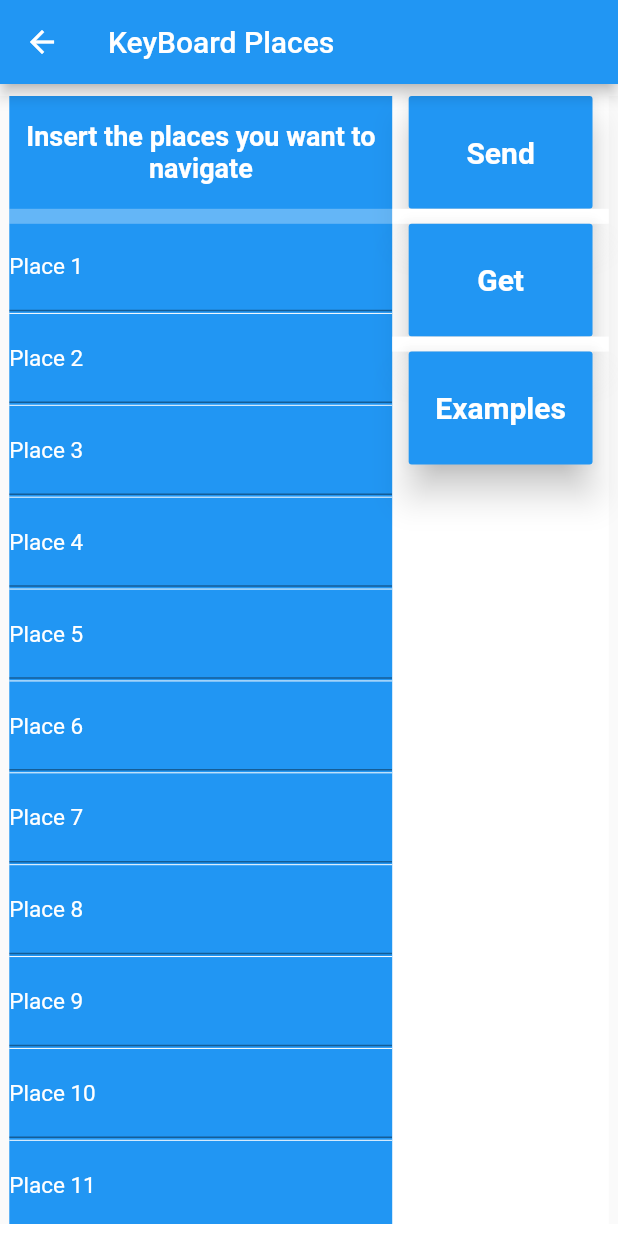
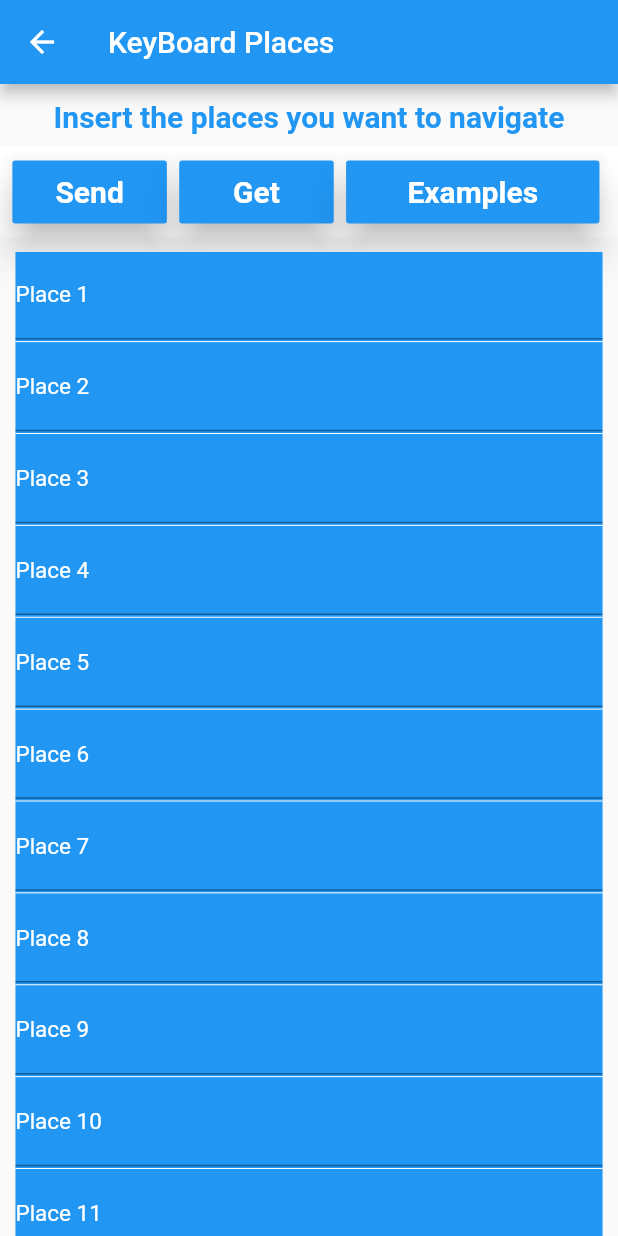
Before and after one commit to LiquidGalaxyLAB/Arduino-Controller, a Flutter app: the KeyBoardPage screen opened directly, on a phone screen of 412 x 824 dp. Run offline on Flutter 3.47's test engine with Material 2 defaults, Android fonts, the phone set to English and light mode, and no system bars; missing offline and left inert: dart:ffi, foldable_sidebar, swipedetector.

Commit message:
Layout modifications

```diff
--- a/arduino_lg_controller/lib/KeyBoard.dart
+++ b/arduino_lg_controller/lib/KeyBoard.dart
@@ -17,7 +17,90 @@ class KeyBoardPage extends StatelessWidget {
         height: size.height,
         child: Column(
           children: <Widget>[
-            Container(height: 8,color: Colors.white,),
+            Container(height: 2,color: Colors.white,),
+            Container(
+              width: size.width,
+              height: 40,
+              child: Center(
+                  child: Text("Insert the places you want to navigate",textAlign: TextAlign.center,
+                    style: TextStyle(
+                      color: Colors.blue,fontSize: 20,fontWeight: FontWeight.w700,
+                    ),
+                  )),
+            ),
+            Container(
+              width: size.width,
+              height: 60 ,
+              color: Colors.white,
+              child: LayoutBuilder(
+                builder: (_,constraints){
+                  return Row(
+                    children: <Widget>[
+                      Container(
+                        width: constraints.maxWidth*.02,
+                        height: constraints.maxHeight*.80,
+                      ),
+                      Container(
+                        child: SizedBox(
+                          child: RaisedButton(
+                            onPressed: (){ },
+                            child: Text("Send", style: TextStyle(
+                                color: Colors.white,fontSize: 20,fontWeight: FontWeight.w700),
+                            ),
+                            color: Colors.blue,
+                            elevation: 10,
+                          ),
+                        ),
+                        width: constraints.maxWidth*.25,
+                        height: constraints.maxHeight*.70,
+                      ),
+                      Container(
+                        width: constraints.maxWidth*.02,
+                        height: constraints.maxHeight*.80,
+                      ),
+                      Container(
+                        child: SizedBox(
+                          child: RaisedButton(
+                            onPressed: (){ },
+                            child: Text("Get", style: TextStyle(
+                                color: Colors.white,fontSize: 20,fontWeight: FontWeight.w700),
+                            ),
+                            color: Colors.blue,
+                            elevation: 10,
+                          ),
+                        ),
+                        width: constraints.maxWidth*.25,
+                        height: constraints.maxHeight*.70,
+                      ),
+                      Container(
+                        width: constraints.maxWidth*.02,
+                        height: constraints.maxHeight*.80,
+                      ),
+                      Container(
+                        child: SizedBox(
+                          child: RaisedButton(
+                            onPressed: (){ },
+                            child: Text("Examples", style: TextStyle(
+                                color: Colors.white,fontSize: 20,fontWeight: FontWeight.w700),
+                            ),
+                            color: Colors.blue,
+                            elevation: 10,
+                          ),
+                        ),
+                        width: constraints.maxWidth*.41,
+                        height: constraints.maxHeight*.70,
+                      )
+                    ],
+
+                  );
+                },
+              ),
+              //child: IconButton(icon: Icon(Icons.send,color: Colors.blue,size: 35,), onPressed: (){}),
+            ),
+            Container(
+              width: 20,
+              height: 10,
+            ),
             Expanded(
               child: Container(
                 child: LayoutBuilder(
@@ -27,34 +110,11 @@ class KeyBoardPage extends StatelessWidget {
                       crossAxisAlignment: CrossAxisAlignment.center,
                       children: <Widget>[
                         Container(
-                          width: 0.03,
-                          height: constraints.maxHeight ,
-                          color: Colors.white,
-                        ),
-                        Container(
-                          width: constraints.maxWidth*.62,
+                          width: constraints.maxWidth*.95,
                           height: constraints.maxHeight,
                           color: Colors.blue,
                           child: ListView(
                             children: <Widget>[
-                              Container(
-                                height: constraints.maxHeight* .1,
-                                child: Center(
-                                    child: Text("Insert the places you want to navigate",textAlign: TextAlign.center,
-                                    style: TextStyle(
-                                      color: Colors.white,fontSize: 18,fontWeight: FontWeight.w700,
-                                    ),
-                                    )),
-                              ),
-                              Container(
-                                color: Colors.white30,
-                                width: size.width,
-                                height: 10,
-                              ),
-                              //Divider(
-                                //height: 3,
-                                //color: Colors.white,
-                             // ),
                               TextFormField(
                                 keyboardType: TextInputType.text,
                                 decoration: InputDecoration(
@@ -314,92 +374,13 @@ class KeyBoardPage extends StatelessWidget {
                             ],
                           ),
                         ),
-                        Container(
-                          width: constraints.maxWidth*.35,
-                          height: constraints.maxHeight ,
-                          color: Colors.white,
-                          child: LayoutBuilder(
-                            builder: (_,constraints){
-                              return Column(
-                                children: <Widget>[
-                                  Container(
-                                    child: Column(
-                                      children: <Widget>[
-                                        Container(
-                                          child: SizedBox(
-                                            child: RaisedButton(
-                                              onPressed: (){
-
-                                              },
-                                              child: Text("Send", style: TextStyle(
-                                                    color: Colors.white,fontSize: 20,fontWeight: FontWeight.w700),
-                                              ),
-                                              color: Colors.blue,
-                                              elevation: 10,
-                                            ),
-                                          ),
-                                          width: constraints.maxWidth*.85,
-                                          height: constraints.maxHeight* .1,
-                                        ),
-
-                                        Container(
-                                          color: Colors.white,
-                                          width: size.width,
-                                          height: 10,
-                                        ),
-                                        Container(
-                                          child: SizedBox(
-                                            child: RaisedButton(
-                                              onPressed: (){
-
-                                              },
-                                              child: Text("Get", style: TextStyle(
-                                                  color: Colors.white,fontSize: 20,fontWeight: FontWeight.w700),
-                                              ),
-                                              color: Colors.blue,
-                                              elevation: 10,
-                                            ),
-                                          ),
-                                          width: constraints.maxWidth*.85,
-                                          height: constraints.maxHeight* .1,
-                                        ),
-                                        Container(
-                                          color: Colors.white,
-                                          width: size.width,
-                                          height: 10,
-                                        ),
-                                        Container(
-                                          child: SizedBox(
-                                            child: RaisedButton(
-                                              onPressed: (){
-
-                                              },
-                                              child: Text("Examples", style: TextStyle(
-                                                  color: Colors.white,fontSize: 20,fontWeight: FontWeight.w700),
-                                              ),
-                                              color: Colors.blue,
-                                              elevation: 10,
-                                            ),
-                                          ),
-                                          width: constraints.maxWidth*.85,
-                                          height: constraints.maxHeight* .1,
-                                        ),
-                                      ],
-                                    ),
-                                  )
-                                ],
-                              );
-                            },
-                          ),
-                          //child: IconButton(icon: Icon(Icons.send,color: Colors.blue,size: 35,), onPressed: (){}),
-                        )
                       ],
                     );
                   },
                 ),
               ),
             ),
-            Container(height: 8,color: Colors.white,)
+            //Container(height: 8,color: Colors.white,)
           ],
         ),
         ),
```
